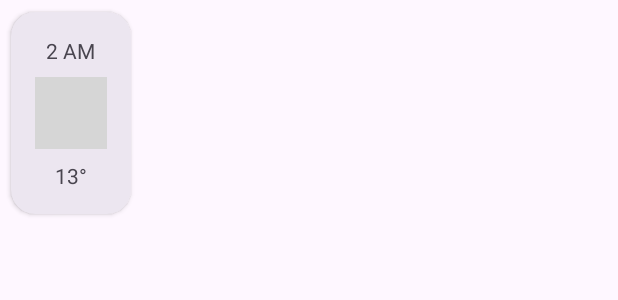
After one commit to ywsoliman/weather-app, an Android app: the layout weather_time_item.xml on its own in the app's theme, with its tools: preview values and no code run, on a phone screen of 412 x 824 dp. The commit adds this screen. Shown: the top 300 px of the screen. Run offline under Robolectric (Android 15) with nearby library versions, the light colour scheme and no system bars; network calls fail; grey boxes are pictures that could not be loaded.

Commit message:
Fetched temperature across the day

```diff
--- /dev/null
+++ b/app/src/main/res/layout/weather_time_item.xml
@@ -0,0 +1,53 @@
+<?xml version="1.0" encoding="utf-8"?>
+<layout xmlns:android="http://schemas.android.com/apk/res/android"
+    xmlns:app="http://schemas.android.com/apk/res-auto"
+    xmlns:tools="http://schemas.android.com/tools">
+
+    <data>
+
+        <variable
+            name="currentTime"
+            type="com.example.weatherapp.models.ForecastResponse.Data" />
+    </data>
+
+    <androidx.cardview.widget.CardView
+        android:layout_width="wrap_content"
+        android:layout_height="wrap_content"
+        android:elevation="16dp"
+        app:cardBackgroundColor="?colorSurfaceContainerHigh"
+        app:cardCornerRadius="16dp"
+        app:cardUseCompatPadding="true">
+
+        <LinearLayout
+            android:layout_width="match_parent"
+            android:layout_height="match_parent"
+            android:gravity="center"
+            android:orientation="vertical"
+            android:padding="16dp">
+
+            <TextView
+                android:id="@+id/timeText"
+                android:layout_width="wrap_content"
+                android:layout_height="wrap_content"
+                app:getTime="@{currentTime.dt_txt}"
+                tools:text="2 AM" />
+
+            <ImageView
+                android:id="@+id/imageView"
+                android:layout_width="48dp"
+                android:layout_height="48dp"
+                android:layout_marginTop="8dp"
+                android:layout_marginBottom="8dp"
+                android:contentDescription="@string/current_weather_time_icon"
+                app:url="@{currentTime.weather[0].icon}"
+                tools:src="@tools:sample/avatars" />
+
+            <TextView
+                android:id="@+id/degreeText"
+                android:layout_width="wrap_content"
+                android:layout_height="wrap_content"
+                android:text="@{@string/temperature(String.valueOf(Math.round(currentTime.main.temp)))}"
+                tools:text="13°" />
+        </LinearLayout>
+    </androidx.cardview.widget.CardView>
+</layout>
--- a/app/src/main/res/values/strings.xml
+++ b/app/src/main/res/values/strings.xml
@@ -10,11 +10,14 @@
     <string name="humidity">Humidity</string>
     <string name="pressure">Pressure</string>
     <string name="cloud">Cloud</string>
+    <string name="location">%1$s, %2$s</string>
+    <string name="temperature">%1$s°</string>
     <string name="location_icon">Location Icon</string>
     <string name="current_weather_icon">Current Weather Icon</string>
     <string name="air_icon">Air Icon</string>
     <string name="humidity_icon">Humidity Icon</string>
     <string name="pressure_icon">Pressure Icon</string>
     <string name="cloud_icon">Cloud Icon</string>
-    <string name="degree_symbol">°</string>
+    <string name="today">Today</string>
+    <string name="current_weather_time_icon">Current Weather Time Icon</string>
 </resources>
```
Also changed, not shown: app/src/main/java/com/example/weatherapp/home/view/HomeFragment.kt (+12 -1 lines), app/src/main/java/com/example/weatherapp/home/view/WeatherTimeAdapter.kt (added, +53 -0 lines), app/src/main/java/com/example/weatherapp/home/viewmodel/HomeViewModel.kt (+17 -0 lines), app/src/main/java/com/example/weatherapp/models/ForecastResponse.kt (added, +71 -0 lines), app/src/main/java/com/example/weatherapp/models/IRepository.kt (+8 -0 lines), app/src/main/java/com/example/weatherapp/models/Repository.kt (+10 -0 lines), app/src/main/java/com/example/weatherapp/network/IWeatherRemoteDataSource.kt (+9 -0 lines), app/src/main/java/com/example/weatherapp/network/WeatherAPI.kt (+10 -0 lines), app/src/main/java/com/example/weatherapp/network/WeatherRemoteDataSource.kt (+11 -0 lines), app/src/main/java/com/example/weatherapp/util/BindingAdapters.kt (+13 -0 lines), app/src/main/res/layout/fragment_home.xml (+37 -16 lines).
